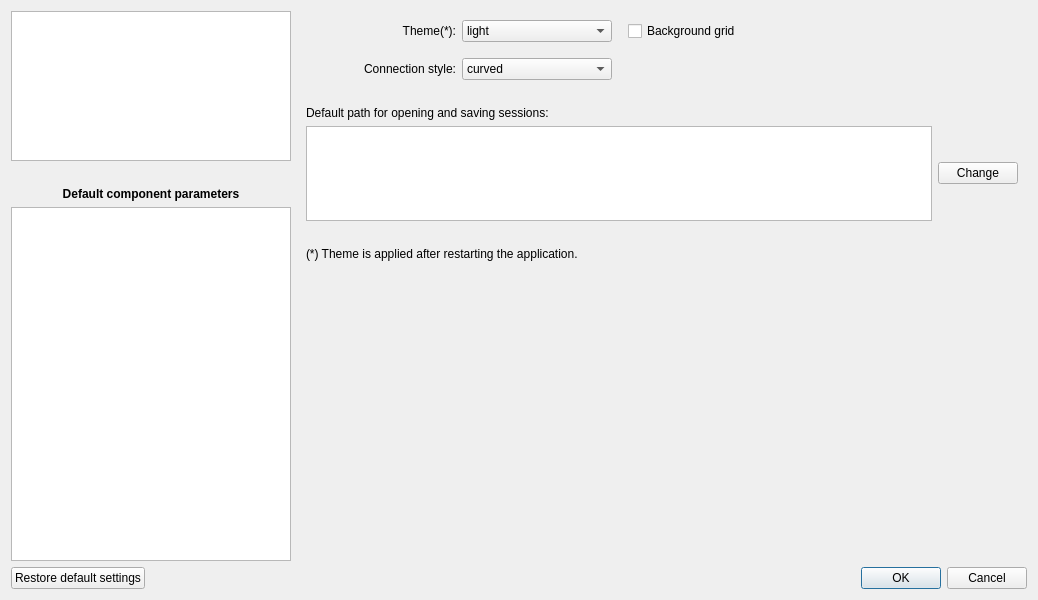
Before: the Qt Designer form src/electricalsim/ui/settings_dialog.ui in aloytag/electrical-grid-simulator, drawn with Qt 5.
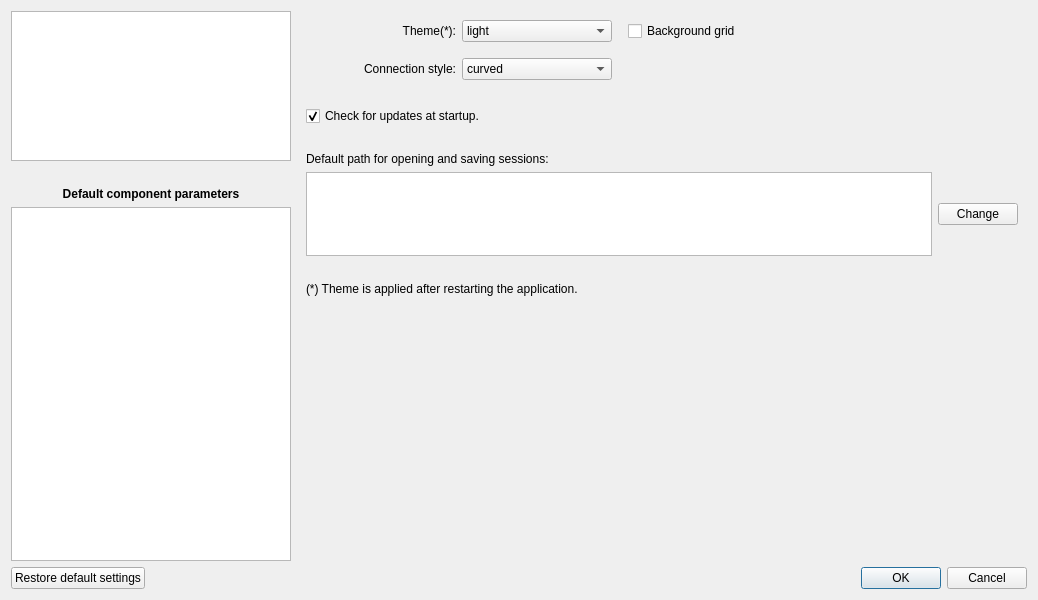
After: the same form once the commit is applied.

Commit message: Added an option to check for updates

Patch:
```diff
--- a/src/electricalsim/ui/settings_dialog.ui
+++ b/src/electricalsim/ui/settings_dialog.ui
@@ -257,6 +257,32 @@
            </item>
           </layout>
          </item>
+         <item>
+          <spacer name="verticalSpacer_7">
+           <property name="orientation">
+            <enum>Qt::Vertical</enum>
+           </property>
+           <property name="sizeType">
+            <enum>QSizePolicy::Fixed</enum>
+           </property>
+           <property name="sizeHint" stdset="0">
+            <size>
+             <width>20</width>
+             <height>20</height>
+            </size>
+           </property>
+          </spacer>
+         </item>
+         <item>
+          <widget class="QCheckBox" name="checkForUpdates">
+           <property name="text">
+            <string>Check for updates at startup.</string>
+           </property>
+           <property name="checked">
+            <bool>true</bool>
+           </property>
+          </widget>
+         </item>
          <item>
           <layout class="QVBoxLayout" name="verticalLayout_3">
            <item>
```
Left out of the diff: 3 changed lines with no effect on the pictures. The commit also changes 9 other files.
